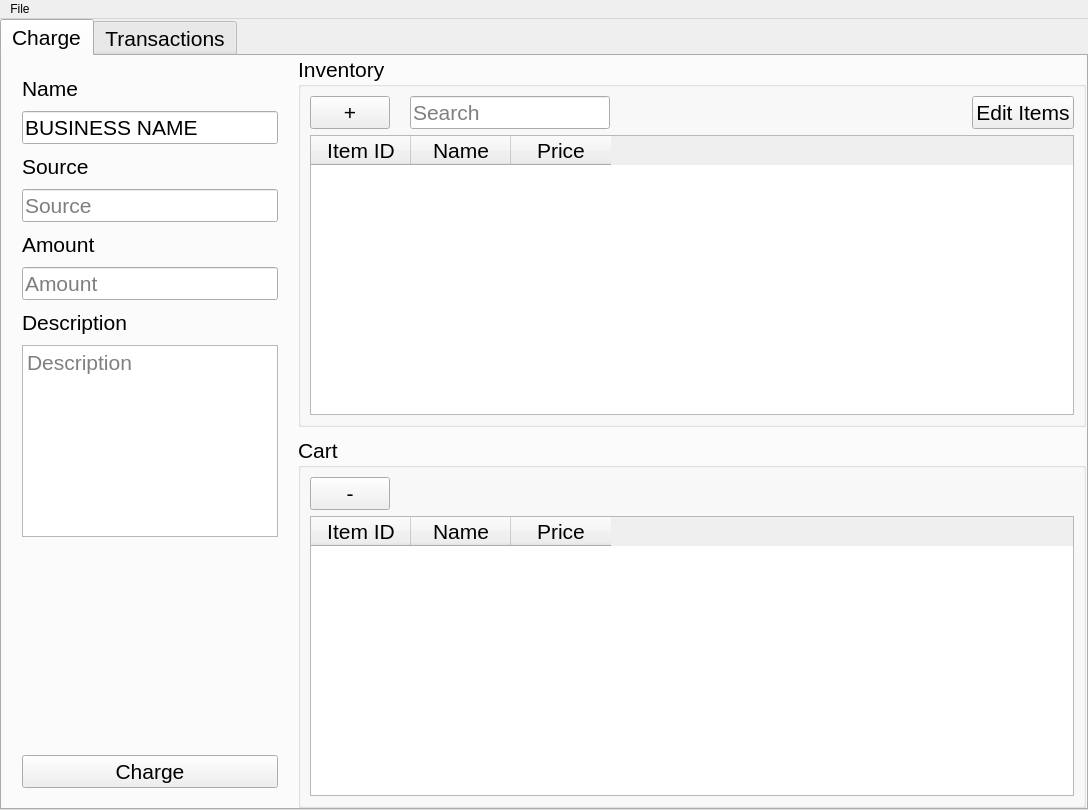
Qt form src/windows/ui/ProjectMainWindow.ui (1icolo/AUPay) before a commit.
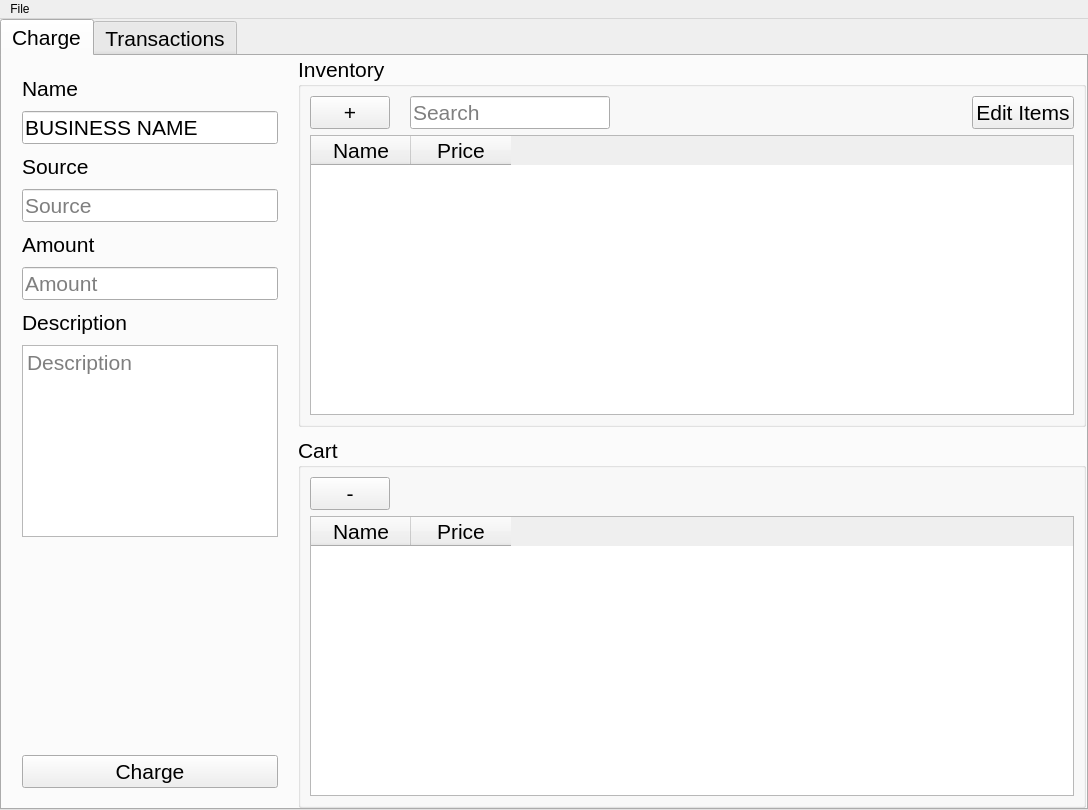
The same form after that commit. The open tabs and pages were chosen to show the change. Icons and pictures are not drawn.

Patch:
```diff
--- a/src/windows/ui/ProjectMainWindow.ui
+++ b/src/windows/ui/ProjectMainWindow.ui
@@ -815,11 +815,6 @@
                    <property name="selectionBehavior">
                     <enum>QAbstractItemView::SelectRows</enum>
                    </property>
-                   <column>
-                    <property name="text">
-                     <string>Item ID</string>
-                    </property>
-                   </column>
                    <column>
                     <property name="text">
                      <string>Name</string>
@@ -911,11 +906,6 @@
                    <property name="selectionBehavior">
                     <enum>QAbstractItemView::SelectRows</enum>
                    </property>
-                   <column>
-                    <property name="text">
-                     <string>Item ID</string>
-                    </property>
-                   </column>
                    <column>
                     <property name="text">
                      <string>Name</string>
```
Left out of the diff: 2 changed lines with no effect on the pictures.
